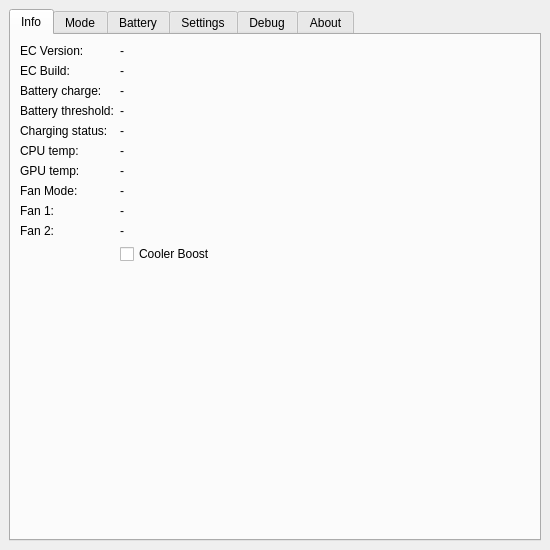
This is src/mainwindow.ui in dmitry-s93/MControlCenter as Qt 5 draws it before an edit. The edited form follows.
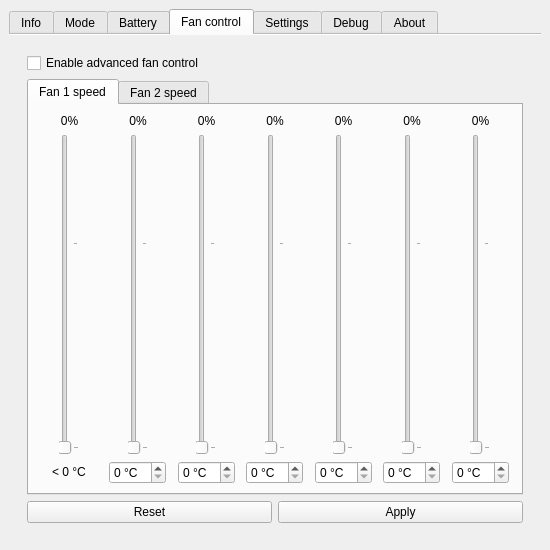
This is the edited form. The open tabs and pages were chosen to show the change.

Commit message: Added fan control support

Diff of the .ui file:
```diff
--- a/src/mainwindow.ui
+++ b/src/mainwindow.ui
@@ -35,6 +35,9 @@
       <property name="currentIndex">
        <number>0</number>
       </property>
+      <property name="documentMode">
+       <bool>true</bool>
+      </property>
       <widget class="QWidget" name="infoTab">
        <property name="maximumSize">
         <size>
@@ -526,6 +529,834 @@
         </item>
        </layout>
       </widget>
+      <widget class="QWidget" name="fanControlTab">
+       <attribute name="title">
+        <string>Fan control</string>
+       </attribute>
+       <layout class="QVBoxLayout" name="verticalLayout_3">
+        <item>
+         <widget class="QScrollArea" name="scrollArea">
+          <property name="frameShape">
+           <enum>QFrame::NoFrame</enum>
+          </property>
+          <property name="widgetResizable">
+           <bool>true</bool>
+          </property>
+          <widget class="QWidget" name="scrollAreaWidgetContents_3">
+           <property name="geometry">
+            <rect>
+             <x>0</x>
+             <y>0</y>
+             <width>526</width>
+             <height>463</height>
+            </rect>
+           </property>
+           <layout class="QVBoxLayout" name="verticalLayout_5">
+            <item>
+             <widget class="QCheckBox" name="advancedFanControlCheckBox">
+              <property name="text">
+               <string>Enable advanced fan control</string>
+              </property>
+             </widget>
+            </item>
+            <item>
+             <widget class="QTabWidget" name="tabWidget">
+              <property name="styleSheet">
+               <string notr="true"/>
+              </property>
+              <property name="currentIndex">
+               <number>0</number>
+              </property>
+              <widget class="QWidget" name="tabWidgetPage1">
+               <attribute name="title">
+                <string>Fan 1 speed</string>
+               </attribute>
+               <layout class="QGridLayout" name="_2">
+                <item row="2" column="3" alignment="Qt::AlignHCenter">
+                 <widget class="QSlider" name="fan1Speed4Slider">
+                  <property name="sizePolicy">
+                   <sizepolicy hsizetype="Fixed" vsizetype="Expanding">
+                    <horstretch>0</horstretch>
+                    <verstretch>0</verstretch>
+                   </sizepolicy>
+                  </property>
+                  <property name="minimumSize">
+                   <size>
+                    <width>0</width>
+                    <height>200</height>
+                   </size>
+                  </property>
+                  <property name="maximum">
+                   <number>150</number>
+                  </property>
+                  <property name="orientation">
+                   <enum>Qt::Vertical</enum>
+                  </property>
+                  <property name="tickPosition">
+                   <enum>QSlider::TicksBelow</enum>
+                  </property>
+                  <property name="tickInterval">
+                   <number>100</number>
+                  </property>
+                 </widget>
+                </item>
+                <item row="0" column="2">
+                 <widget class="QLabel" name="fan1Speed3Label">
+                  <property name="sizePolicy">
+                   <sizepolicy hsizetype="Expanding" vsizetype="Preferred">
+                    <horstretch>0</horstretch>
+                    <verstretch>0</verstretch>
+                   </sizepolicy>
+                  </property>
+                  <property name="text">
+                   <string notr="true">0%</string>
+                  </property>
+                  <property name="alignment">
+                   <set>Qt::AlignCenter</set>
+                  </property>
+                 </widget>
+                </item>
+                <item row="2" column="2" alignment="Qt::AlignHCenter">
+                 <widget class="QSlider" name="fan1Speed3Slider">
+                  <property name="sizePolicy">
+                   <sizepolicy hsizetype="Fixed" vsizetype="Expanding">
+                    <horstretch>0</horstretch>
+                    <verstretch>0</verstretch>
+                   </sizepolicy>
+                  </property>
+                  <property name="minimumSize">
+                   <size>
+                    <width>0</width>
+                    <height>200</height>
+                   </size>
+                  </property>
+                  <property name="maximum">
+                   <number>150</number>
+                  </property>
+                  <property name="orientation">
+                   <enum>Qt::Vertical</enum>
+                  </property>
+                  <property name="tickPosition">
+                   <enum>QSlider::TicksBelow</enum>
+                  </property>
+                  <property name="tickInterval">
+                   <number>100</number>
+                  </property>
+                 </widget>
+                </item>
+                <item row="2" column="4" alignment="Qt::AlignHCenter">
+                 <widget class="QSlider" name="fan1Speed5Slider">
+                  <property name="sizePolicy">
+                   <sizepolicy hsizetype="Fixed" vsizetype="Expanding">
+                    <horstretch>0</horstretch>
+                    <verstretch>0</verstretch>
+                   </sizepolicy>
+                  </property>
+                  <property name="minimumSize">
+                   <size>
+                    <width>0</width>
+                    <height>200</height>
+                   </size>
+                  </property>
+                  <property name="maximum">
+                   <number>150</number>
+                  </property>
+                  <property name="orientation">
+                   <enum>Qt::Vertical</enum>
+                  </property>
+                  <property name="tickPosition">
+                   <enum>QSlider::TicksBelow</enum>
+                  </property>
+                  <property name="tickInterval">
+                   <number>100</number>
+                  </property>
+                 </widget>
+                </item>
+                <item row="2" column="1" alignment="Qt::AlignHCenter">
+                 <widget class="QSlider" name="fan1Speed2Slider">
+                  <property name="sizePolicy">
+                   <sizepolicy hsizetype="Fixed" vsizetype="Expanding">
+                    <horstretch>0</horstretch>
+                    <verstretch>0</verstretch>
+                   </sizepolicy>
+                  </property>
+                  <property name="minimumSize">
+                   <size>
+                    <width>0</width>
+                    <height>200</height>
+                   </size>
+                  </property>
+                  <property name="maximum">
+                   <number>150</number>
+                  </property>
+                  <property name="orientation">
+                   <enum>Qt::Vertical</enum>
+                  </property>
+                  <property name="tickPosition">
+                   <enum>QSlider::TicksBelow</enum>
+                  </property>
+                  <property name="tickInterval">
+                   <number>100</number>
+                  </property>
+                 </widget>
+                </item>
+                <item row="0" column="6">
+                 <widget class="QLabel" name="fan1Speed7Label">
+                  <property name="sizePolicy">
+                   <sizepolicy hsizetype="Expanding" vsizetype="Preferred">
+                    <horstretch>0</horstretch>
+                    <verstretch>0</verstretch>
+                   </sizepolicy>
+                  </property>
+                  <property name="text">
+                   <string notr="true">0%</string>
+                  </property>
+                  <property name="alignment">
+                   <set>Qt::AlignCenter</set>
+                  </property>
+                 </widget>
+                </item>
+                <item row="0" column="5">
+                 <widget class="QLabel" name="fan1Speed6Label">
+                  <property name="sizePolicy">
+                   <sizepolicy hsizetype="Expanding" vsizetype="Preferred">
+                    <horstretch>0</horstretch>
+                    <verstretch>0</verstretch>
+                   </sizepolicy>
+                  </property>
+                  <property name="text">
+                   <string notr="true">0%</string>
+                  </property>
+                  <property name="alignment">
+                   <set>Qt::AlignCenter</set>
+                  </property>
+                 </widget>
+                </item>
+                <item row="0" column="1">
+                 <widget class="QLabel" name="fan1Speed2Label">
+                  <property name="sizePolicy">
+                   <sizepolicy hsizetype="Expanding" vsizetype="Preferred">
+                    <horstretch>0</horstretch>
+                    <verstretch>0</verstretch>
+                   </sizepolicy>
+                  </property>
+                  <property name="text">
+                   <string notr="true">0%</string>
+                  </property>
+                  <property name="alignment">
+                   <set>Qt::AlignCenter</set>
+                  </property>
+                 </widget>
+                </item>
+                <item row="2" column="6" alignment="Qt::AlignHCenter">
+                 <widget class="QSlider" name="fan1Speed7Slider">
+                  <property name="sizePolicy">
+                   <sizepolicy hsizetype="Fixed" vsizetype="Expanding">
+                    <horstretch>0</horstretch>
+                    <verstretch>0</verstretch>
+                   </sizepolicy>
+                  </property>
+                  <property name="minimumSize">
+                   <size>
+                    <width>0</width>
+                    <height>200</height>
+                   </size>
+                  </property>
+                  <property name="maximum">
+                   <number>150</number>
+                  </property>
+                  <property name="orientation">
+                   <enum>Qt::Vertical</enum>
+                  </property>
+                  <property name="tickPosition">
+                   <enum>QSlider::TicksBelow</enum>
+                  </property>
+                  <property name="tickInterval">
+                   <number>100</number>
+                  </property>
+                 </widget>
+                </item>
+                <item row="0" column="4">
+                 <widget class="QLabel" name="fan1Speed5Label">
+                  <property name="sizePolicy">
+                   <sizepolicy hsizetype="Expanding" vsizetype="Preferred">
+                    <horstretch>0</horstretch>
+                    <verstretch>0</verstretch>
+                   </sizepolicy>
+                  </property>
+                  <property name="text">
+                   <string notr="true">0%</string>
+                  </property>
+                  <property name="alignment">
+                   <set>Qt::AlignCenter</set>
+                  </property>
+                 </widget>
+                </item>
+                <item row="0" column="0">
+                 <widget class="QLabel" name="fan1Speed1Label">
+                  <property name="sizePolicy">
+                   <sizepolicy hsizetype="Expanding" vsizetype="Preferred">
+                    <horstretch>0</horstretch>
+                    <verstretch>0</verstretch>
+                   </sizepolicy>
+                  </property>
+                  <property name="text">
+                   <string notr="true">0%</string>
+                  </property>
+                  <property name="alignment">
+                   <set>Qt::AlignCenter</set>
+                  </property>
+                 </widget>
+                </item>
+                <item row="2" column="0" alignment="Qt::AlignHCenter">
+                 <widget class="QSlider" name="fan1Speed1Slider">
+                  <property name="sizePolicy">
+                   <sizepolicy hsizetype="Fixed" vsizetype="Expanding">
+                    <horstretch>0</horstretch>
+                    <verstretch>0</verstretch>
+                   </sizepolicy>
+                  </property>
+                  <property name="minimumSize">
+                   <size>
+                    <width>0</width>
+                    <height>200</height>
+                   </size>
+                  </property>
+                  <property name="maximum">
+                   <number>150</number>
+                  </property>
+                  <property name="orientation">
+                   <enum>Qt::Vertical</enum>
+                  </property>
+                  <property name="tickPosition">
+                   <enum>QSlider::TicksBelow</enum>
+                  </property>
+                  <property name="tickInterval">
+                   <number>100</number>
+                  </property>
+                 </widget>
+                </item>
+                <item row="0" column="3">
+                 <widget class="QLabel" name="fan1Speed4Label">
+                  <property name="sizePolicy">
+                   <sizepolicy hsizetype="Expanding" vsizetype="Preferred">
+                    <horstretch>0</horstretch>
+                    <verstretch>0</verstretch>
+                   </sizepolicy>
+                  </property>
+                  <property name="text">
+                   <string notr="true">0%</string>
+                  </property>
+                  <property name="alignment">
+                   <set>Qt::AlignCenter</set>
+                  </property>
+                 </widget>
+                </item>
+                <item row="2" column="5" alignment="Qt::AlignHCenter">
+                 <widget class="QSlider" name="fan1Speed6Slider">
+                  <property name="sizePolicy">
+                   <sizepolicy hsizetype="Fixed" vsizetype="Expanding">
+                    <horstretch>0</horstretch>
+                    <verstretch>0</verstretch>
+                   </sizepolicy>
+                  </property>
+                  <property name="minimumSize">
+                   <size>
+                    <width>0</width>
+                    <height>200</height>
+                   </size>
+                  </property>
+                  <property name="maximum">
+                   <number>150</number>
+                  </property>
+                  <property name="orientation">
+                   <enum>Qt::Vertical</enum>
+                  </property>
+                  <property name="tickPosition">
+                   <enum>QSlider::TicksBelow</enum>
+                  </property>
+                  <property name="tickInterval">
+                   <number>100</number>
+                  </property>
+                 </widget>
+                </item>
+                <item row="3" column="0" alignment="Qt::AlignHCenter">
+                 <widget class="QLabel" name="fan1Speed1TempLabel">
+                  <property name="text">
+                   <string notr="true">&lt; 0 °C</string>
+                  </property>
+                  <property name="alignment">
+                   <set>Qt::AlignCenter</set>
+                  </property>
+                 </widget>
+                </item>
+                <item row="3" column="1" alignment="Qt::AlignHCenter">
+                 <widget class="QSpinBox" name="fan1Speed2TempSpinBox">
+                  <property name="maximumSize">
+                   <size>
+                    <width>62</width>
+                    <height>16777215</height>
+                   </size>
+                  </property>
+                  <property name="suffix">
+                   <string notr="true"> °C</string>
+                  </property>
+                 </widget>
+                </item>
+                <item row="3" column="2" alignment="Qt::AlignHCenter">
+                 <widget class="QSpinBox" name="fan1Speed3TempSpinBox">
+                  <property name="maximumSize">
+                   <size>
+                    <width>62</width>
+                    <height>16777215</height>
+                   </size>
+                  </property>
+                  <property name="suffix">
+                   <string notr="true"> °C</string>
+                  </property>
+                 </widget>
+                </item>
+                <item row="3" column="3" alignment="Qt::AlignHCenter">
+                 <widget class="QSpinBox" name="fan1Speed4TempSpinBox">
+                  <property name="maximumSize">
+                   <size>
+                    <width>62</width>
+                    <height>16777215</height>
+                   </size>
+                  </property>
+                  <property name="suffix">
+                   <string notr="true"> °C</string>
+                  </property>
+                 </widget>
+                </item>
+                <item row="3" column="4" alignment="Qt::AlignHCenter">
+                 <widget class="QSpinBox" name="fan1Speed5TempSpinBox">
+                  <property name="maximumSize">
+                   <size>
+                    <width>62</width>
+                    <height>16777215</height>
+                   </size>
+                  </property>
+                  <property name="suffix">
+                   <string notr="true"> °C</string>
+                  </property>
+                 </widget>
+                </item>
+                <item row="3" column="5" alignment="Qt::AlignHCenter">
+                 <widget class="QSpinBox" name="fan1Speed6TempSpinBox">
+                  <property name="maximumSize">
+                   <size>
+                    <width>62</width>
+                    <height>16777215</height>
+                   </size>
+                  </property>
+                  <property name="suffix">
+                   <string notr="true"> °C</string>
+                  </property>
+                 </widget>
+                </item>
+                <item row="3" column="6" alignment="Qt::AlignHCenter">
+                 <widget class="QSpinBox" name="fan1Speed7TempSpinBox">
+                  <property name="maximumSize">
+                   <size>
+                    <width>62</width>
+                    <height>16777215</height>
+                   </size>
+                  </property>
+                  <property name="suffix">
+                   <string notr="true"> °C</string>
+                  </property>
+                 </widget>
+                </item>
+               </layout>
+              </widget>
+              <widget class="QWidget" name="tabWidgetPage2">
+               <attribute name="title">
+                <string>Fan 2 speed</string>
+               </attribute>
+               <layout class="QGridLayout" name="gridLayout_4">
+                <item row="0" column="3">
+                 <widget class="QLabel" name="fan2Speed4Label">
+                  <property name="sizePolicy">
+                   <sizepolicy hsizetype="Expanding" vsizetype="Preferred">
+                    <horstretch>0</horstretch>
+                    <verstretch>0</verstretch>
+                   </sizepolicy>
+                  </property>
+                  <property name="text">
+                   <string notr="true">0%</string>
+                  </property>
+                  <property name="alignment">
+                   <set>Qt::AlignCenter</set>
+                  </property>
+                 </widget>
+                </item>
+                <item row="0" column="0">
+                 <widget class="QLabel" name="fan2Speed1Label">
+                  <property name="sizePolicy">
+                   <sizepolicy hsizetype="Expanding" vsizetype="Preferred">
+                    <horstretch>0</horstretch>
+                    <verstretch>0</verstretch>
+                   </sizepolicy>
+                  </property>
+                  <property name="text">
+                   <string notr="true">0%</string>
+                  </property>
+                  <property name="alignment">
+                   <set>Qt::AlignCenter</set>
+                  </property>
+                 </widget>
+                </item>
+                <item row="1" column="3" alignment="Qt::AlignHCenter">
+                 <widget class="QSlider" name="fan2Speed4Slider">
+                  <property name="minimumSize">
+                   <size>
+                    <width>0</width>
+                    <height>200</height>
+                   </size>
+                  </property>
+                  <property name="maximum">
+                   <number>150</number>
+                  </property>
+                  <property name="orientation">
+                   <enum>Qt::Vertical</enum>
+                  </property>
+                  <property name="tickPosition">
+                   <enum>QSlider::TicksBelow</enum>
+                  </property>
+                  <property name="tickInterval">
+                   <number>100</number>
+                  </property>
+                 </widget>
+                </item>
+                <item row="1" column="1" alignment="Qt::AlignHCenter">
+                 <widget class="QSlider" name="fan2Speed2Slider">
+                  <property name="minimumSize">
+                   <size>
+                    <width>0</width>
+                    <height>200</height>
+                   </size>
+                  </property>
+                  <property name="maximum">
+                   <number>150</number>
+                  </property>
+                  <property name="orientation">
+                   <enum>Qt::Vertical</enum>
+                  </property>
+                  <property name="tickPosition">
+                   <enum>QSlider::TicksBelow</enum>
+                  </property>
+                  <property name="tickInterval">
+                   <number>100</number>
+                  </property>
+                 </widget>
+                </item>
+                <item row="1" column="2" alignment="Qt::AlignHCenter">
+                 <widget class="QSlider" name="fan2Speed3Slider">
+                  <property name="minimumSize">
+                   <size>
+                    <width>0</width>
+                    <height>200</height>
+                   </size>
+                  </property>
+                  <property name="maximum">
+                   <number>150</number>
+                  </property>
+                  <property name="orientation">
+                   <enum>Qt::Vertical</enum>
+                  </property>
+                  <property name="tickPosition">
+                   <enum>QSlider::TicksBelow</enum>
+                  </property>
+                  <property name="tickInterval">
+                   <number>100</number>
+                  </property>
+                 </widget>
+                </item>
+                <item row="0" column="5">
+                 <widget class="QLabel" name="fan2Speed6Label">
+                  <property name="sizePolicy">
+                   <sizepolicy hsizetype="Expanding" vsizetype="Preferred">
+                    <horstretch>0</horstretch>
+                    <verstretch>0</verstretch>
+                   </sizepolicy>
+                  </property>
+                  <property name="text">
+                   <string notr="true">0%</string>
+                  </property>
+                  <property name="alignment">
+                   <set>Qt::AlignCenter</set>
+                  </property>
+                 </widget>
+                </item>
+                <item row="1" column="5" alignment="Qt::AlignHCenter">
+                 <widget class="QSlider" name="fan2Speed6Slider">
+                  <property name="minimumSize">
+                   <size>
+                    <width>0</width>
+                    <height>200</height>
+                   </size>
+                  </property>
+                  <property name="maximum">
+                   <number>150</number>
+                  </property>
+                  <property name="orientation">
+                   <enum>Qt::Vertical</enum>
+                  </property>
+                  <property name="tickPosition">
+                   <enum>QSlider::TicksBelow</enum>
+                  </property>
+                  <property name="tickInterval">
+                   <number>100</number>
+                  </property>
+                 </widget>
+                </item>
+                <item row="0" column="4">
+                 <widget class="QLabel" name="fan2Speed5Label">
+                  <property name="sizePolicy">
+                   <sizepolicy hsizetype="Expanding" vsizetype="Preferred">
+                    <horstretch>0</horstretch>
+                    <verstretch>0</verstretch>
+                   </sizepolicy>
+                  </property>
+                  <property name="text">
+                   <string notr="true">0%</string>
+                  </property>
+                  <property name="alignment">
+                   <set>Qt::AlignCenter</set>
+                  </property>
+                 </widget>
+                </item>
+                <item row="1" column="0" alignment="Qt::AlignHCenter">
+                 <widget class="QSlider" name="fan2Speed1Slider">
+                  <property name="minimumSize">
+                   <size>
+                    <width>0</width>
+                    <height>200</height>
+                   </size>
+                  </property>
+                  <property name="maximum">
+                   <number>150</number>
+                  </property>
+                  <property name="orientation">
+                   <enum>Qt::Vertical</enum>
+                  </property>
+                  <property name="tickPosition">
+                   <enum>QSlider::TicksBelow</enum>
+                  </property>
+                  <property name="tickInterval">
+                   <number>100</number>
+                  </property>
+                 </widget>
+                </item>
+                <item row="1" column="4" alignment="Qt::AlignHCenter">
+                 <widget class="QSlider" name="fan2Speed5Slider">
+                  <property name="minimumSize">
+                   <size>
+                    <width>0</width>
+                    <height>200</height>
+                   </size>
+                  </property>
+                  <property name="maximum">
+                   <number>150</number>
+                  </property>
+                  <property name="orientation">
+                   <enum>Qt::Vertical</enum>
+                  </property>
+                  <property name="tickPosition">
+                   <enum>QSlider::TicksBelow</enum>
+                  </property>
+                  <property name="tickInterval">
+                   <number>100</number>
+                  </property>
+                 </widget>
+                </item>
+                <item row="0" column="1">
+                 <widget class="QLabel" name="fan2Speed2Label">
+                  <property name="sizePolicy">
+                   <sizepolicy hsizetype="Expanding" vsizetype="Preferred">
+                    <horstretch>0</horstretch>
+                    <verstretch>0</verstretch>
+                   </sizepolicy>
+                  </property>
+                  <property name="text">
+                   <string notr="true">0%</string>
+                  </property>
+                  <property name="alignment">
+                   <set>Qt::AlignCenter</set>
+                  </property>
+                 </widget>
+                </item>
+                <item row="0" column="2">
+                 <widget class="QLabel" name="fan2Speed3Label">
+                  <property name="sizePolicy">
+                   <sizepolicy hsizetype="Expanding" vsizetype="Preferred">
+                    <horstretch>0</horstretch>
+                    <verstretch>0</verstretch>
+                   </sizepolicy>
+                  </property>
+                  <property name="text">
+                   <string notr="true">0%</string>
+                  </property>
+                  <property name="alignment">
+                   <set>Qt::AlignCenter</set>
+                  </property>
+                 </widget>
+                </item>
+                <item row="1" column="6" alignment="Qt::AlignHCenter">
+                 <widget class="QSlider" name="fan2Speed7Slider">
+                  <property name="minimumSize">
+                   <size>
+                    <width>0</width>
+                    <height>200</height>
+                   </size>
+                  </property>
+                  <property name="maximum">
+                   <number>150</number>
+                  </property>
+                  <property name="orientation">
+                   <enum>Qt::Vertical</enum>
+                  </property>
+                  <property name="tickPosition">
+                   <enum>QSlider::TicksBelow</enum>
+                  </property>
+                  <property name="tickInterval">
+                   <number>100</number>
+                  </property>
+                 </widget>
+                </item>
+                <item row="0" column="6">
+                 <widget class="QLabel" name="fan2Speed7Label">
+                  <property name="sizePolicy">
+                   <sizepolicy hsizetype="Expanding" vsizetype="Preferred">
+                    <horstretch>0</horstretch>
+                    <verstretch>0</verstretch>
+                   </sizepolicy>
+                  </property>
+                  <property name="text">
+                   <string notr="true">0%</string>
+                  </property>
+                  <property name="alignment">
+                   <set>Qt::AlignCenter</set>
+                  </property>
+                 </widget>
+                </item>
+                <item row="2" column="0" alignment="Qt::AlignHCenter">
+                 <widget class="QLabel" name="fan2Speed1TempLabel">
+                  <property name="text">
+                   <string notr="true">&lt; 0 °C</string>
+                  </property>
+                  <property name="alignment">
+                   <set>Qt::AlignCenter</set>
+                  </property>
+                 </widget>
+                </item>
+                <item row="2" column="1" alignment="Qt::AlignHCenter">
+                 <widget class="QSpinBox" name="fan2Speed2TempSpinBox">
+                  <property name="maximumSize">
+                   <size>
+                    <width>62</width>
+                    <height>16777215</height>
+                   </size>
+                  </property>
+                  <property name="suffix">
+                   <string notr="true"> °C</string>
+                  </property>
+                 </widget>
+                </item>
+                <item row="2" column="2" alignment="Qt::AlignHCenter">
+                 <widget class="QSpinBox" name="fan2Speed3TempSpinBox">
+                  <property name="maximumSize">
+                   <size>
+                    <width>62</width>
+                    <height>16777215</height>
+                   </size>
+                  </property>
+                  <property name="suffix">
+                   <string notr="true"> °C</string>
+                  </property>
+                 </widget>
+                </item>
+                <item row="2" column="3" alignment="Qt::AlignHCenter">
+                 <widget class="QSpinBox" name="fan2Speed4TempSpinBox">
+                  <property name="maximumSize">
+                   <size>
+                    <width>62</width>
+                    <height>16777215</height>
+                   </size>
+                  </property>
+                  <property name="suffix">
+                   <string notr="true"> °C</string>
+                  </property>
+                 </widget>
+                </item>
+                <item row="2" column="4" alignment="Qt::AlignHCenter">
+                 <widget class="QSpinBox" name="fan2Speed5TempSpinBox">
+                  <property name="maximumSize">
+                   <size>
+                    <width>62</width>
+                    <height>16777215</height>
+                   </size>
+                  </property>
+                  <property name="suffix">
+                   <string notr="true"> °C</string>
+                  </property>
+                 </widget>
+                </item>
+                <item row="2" column="5" alignment="Qt::AlignHCenter">
+                 <widget class="QSpinBox" name="fan2Speed6TempSpinBox">
+                  <property name="maximumSize">
+                   <size>
+                    <width>62</width>
+                    <height>16777215</height>
+                   </size>
+                  </property>
+                  <property name="suffix">
+                   <string notr="true"> °C</string>
+                  </property>
+                 </widget>
+                </item>
+                <item row="2" column="6" alignment="Qt::AlignHCenter">
+                 <widget class="QSpinBox" name="fan2Speed7TempSpinBox">
+                  <property name="maximumSize">
+                   <size>
+                    <width>62</width>
+                    <height>16777215</height>
+                   </size>
+                  </property>
+                  <property name="suffix">
+                   <string notr="true"> °C</string>
+                  </property>
+                 </widget>
+                </item>
+               </layout>
+              </widget>
+             </widget>
+            </item>
+            <item>
+             <layout class="QHBoxLayout" name="horizontalLayout">
+              <item>
+               <widget class="QPushButton" name="fanSpeedResetButton">
+                <property name="text">
+                 <string>Reset</string>
+                </property>
+               </widget>
+              </item>
+              <item>
+               <widget class="QPushButton" name="fanSpeedApplyButton">
+                <property name="text">
+                 <string>Apply</string>
+                </property>
+               </widget>
+              </item>
+             </layout>
+            </item>
+           </layout>
+          </widget>
+         </widget>
+        </item>
+       </layout>
+      </widget>
       <widget class="QWidget" name="settingsTab">
        <attribute name="title">
         <string>Settings</string>
```
Left out of the diff: 41 changed lines with no effect on the pictures. The commit also changes 13 other files.
